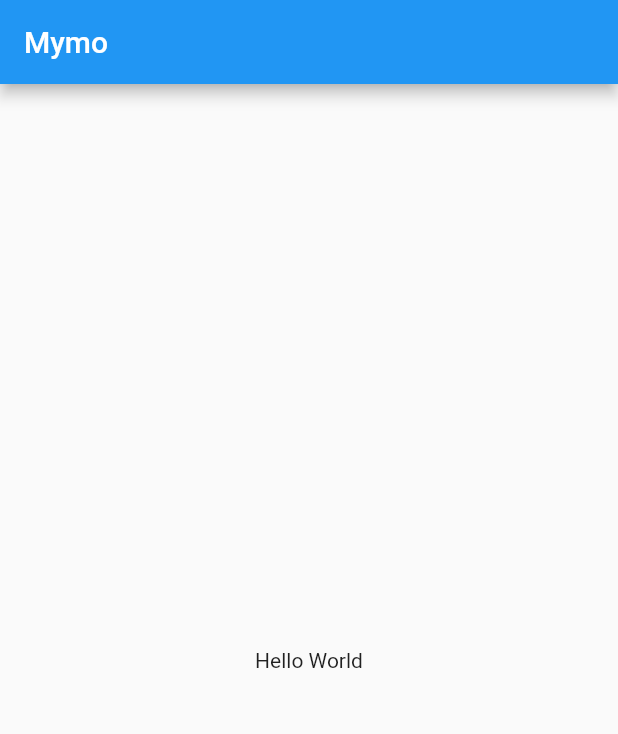
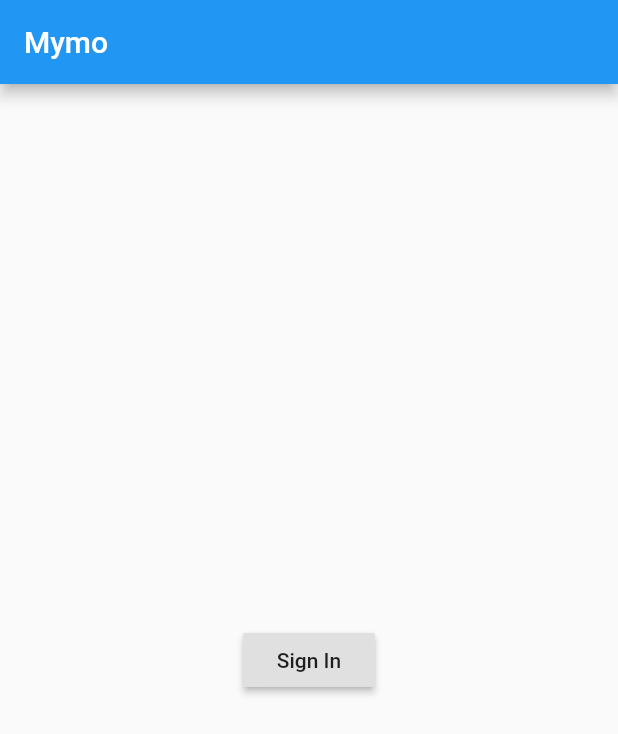
Before and after one commit to jon301/mymo-flutter, a Flutter app: the screen it shows after launch, on a phone screen of 412 x 824 dp. Shown: the top 734 px of the screen. Run offline on Flutter 3.47's test engine with Material 2 defaults, Android fonts, the phone set to English and light mode, and no system bars; our stand-ins replace google_sign_in.

Commit message:
feat(flutter): add google sign in ios support

```diff
--- a/mobile/lib/main.dart
+++ b/mobile/lib/main.dart
@@ -1,4 +1,12 @@
 import 'package:flutter/material.dart';
+import 'package:google_sign_in/google_sign_in.dart';
+
+GoogleSignIn _googleSignIn = GoogleSignIn(
+  scopes: [
+    'email',
+    'https://www.googleapis.com/auth/contacts.readonly',
+  ],
+);
 
 void main() => runApp(MyApp());
 
@@ -25,9 +33,22 @@ class MyApp extends StatelessWidget {
           title: Text("Mymo"),
         ),
         body: Center(
-          child: Text("Hello World"),
-        ),
+            child: RaisedButton(
+          onPressed: () {
+            _handleSignIn();
+          },
+          child: Text("Sign In"),
+        )),
       ),
     );
   }
+
+  Future<void> _handleSignIn() async {
+    try {
+      var user = await _googleSignIn.signIn();
+      debugPrint(user.toString());
+    } catch (error) {
+      print(error);
+    }
+  }
 }
```
Also changed, not shown: 1 other file.
